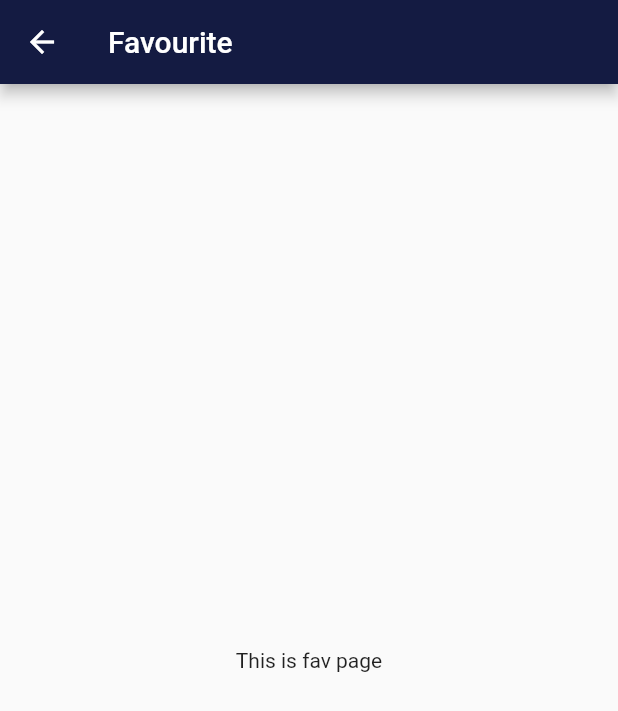
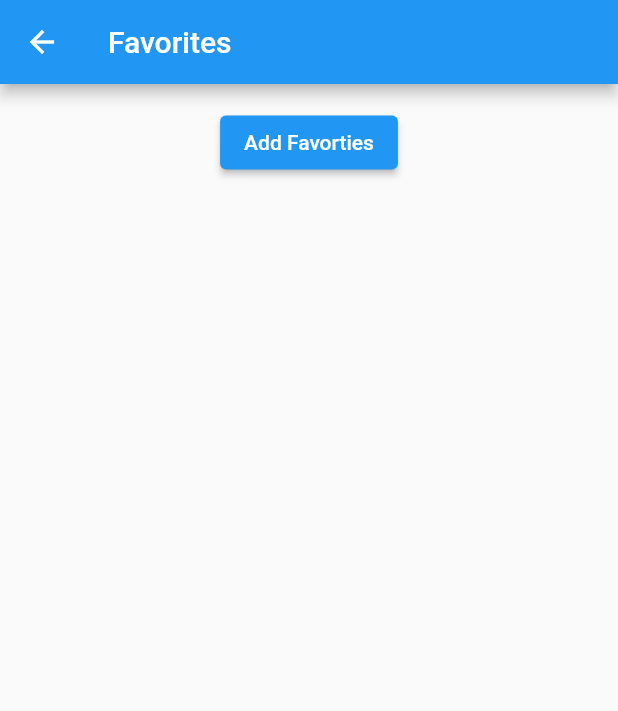
Before and after one commit to roydonauyr/CarparkCompanion, a Flutter app: the favouritePage screen opened directly, on a phone screen of 412 x 824 dp. Shown: the top 711 px of the screen. Run offline on Flutter 3.47's test engine with Material 2 defaults, Android fonts, the phone set to English and light mode, and no system bars; our stand-ins replace firebase_auth, firebase_core, firebase_database, flutter_countdown_timer, geolocator, google_maps_flutter and 1 more; missing offline and left inert: search_map_place_updated, simple_timer; accounts and stored records are empty.

Commit message:
FavPage
added in fav button on fav page but details is manually coded into code and favorites for now will be stored in same database as carparks in firebase

```diff
--- /dev/null
+++ b/lib/Database/Account.dart
@@ -0,0 +1,22 @@
+
+class Account{
+  static int userid = 3;
+  late bool login = false;
+
+
+Account(int id, bool log){
+userid = id;
+bool login = log;
+
+}
+
+static int getUserID(){
+  return userid;
+}
+
+void setUserID(int id){
+  userid = id;
+}
+
+
+}
--- /dev/null
+++ b/lib/Database/carpark.dart
@@ -0,0 +1,33 @@
+class Carpark {
+  // int id;
+  // String address;
+  String basement;
+  // int decks;
+  // int number;
+  String car_park_type;
+  // String free_parking;
+  // double height;
+  // bool night;
+  // String short_term;
+  String type_of_parking_system;
+//  double x_coord;
+//  double y_coord;
+
+  Carpark(
+      // this.id,
+      // this.address,
+      this.basement,
+      // this.decks,
+      // this.number,
+      this.car_park_type,
+      // this.free,
+      // this.height,
+      // this.night,
+      // this.short_term,
+      this.type_of_parking_system,
+      // this.x_coord,
+      // this.y_coord
+      );
+
+
+}
--- a/lib/main.dart
+++ b/lib/main.dart
@@ -39,7 +39,6 @@ class MyApp extends StatelessWidget {
     // );
   }
 }
-
 class carparkDetail{
   DatabaseReference ref = FirebaseDatabase.instance.ref("result/records/0/address");
 
--- a/lib/screens/Favourites.dart
+++ b/lib/screens/Favourites.dart
@@ -1,28 +1,167 @@
+import 'dart:async';
+//import 'package:flutter_application_2/Database/Favorites.dart';
+import 'package:firebase_database/firebase_database.dart';
+import 'package:firebase_database/ui/utils/stream_subscriber_mixin.dart';
 import 'package:flutter/material.dart';
+import 'package:flutter_application_2/Database/Account.dart';
 
 
 
+// class favouritePage extends StatefulWidget {
+//   const favouritePage({ Key? key }) : super(key: key);
 
+//   @override
+//   _favouritePageState createState() => _favouritePageState();
+// }
+
+// class _favouritePageState extends State<favouritePage> {
+//   @override
+//   Widget build(BuildContext context) {
+//     return Scaffold(
+//       appBar: new AppBar(
+//         title: new Text("Favourite"),
+//         backgroundColor: Color.fromARGB(255, 20, 27, 66),
+//       ),
+//       body: new Center(
+//         child: new Text("This is fav page"),
+//       ),
+
+//     );
+//   }
+// }
 
 class favouritePage extends StatefulWidget {
   const favouritePage({ Key? key }) : super(key: key);
 
   @override
-  _favouritePageState createState() => _favouritePageState();
+  _WriteFav createState() => _WriteFav();
 }
 
-class _favouritePageState extends State<favouritePage> {
+class _WriteFav extends State<favouritePage>{
+  final database = FirebaseDatabase.instance.reference();
+
   @override
-  Widget build(BuildContext context) {
+  Widget build(BuildContext context){
+    int user = Account.getUserID();
+    final userID = database.child('userID' + user.toString() + '/');
+
+
     return Scaffold(
-      appBar: new AppBar(
-        title: new Text("Favourite"),
-        backgroundColor: Color.fromARGB(255, 20, 27, 66),
+      appBar: AppBar(
+        title: Text('Favorites'),
       ),
-      body: new Center(
-        child: new Text("This is fav page"),
-      ),
+      body: Center(
+        child: Padding(
+          padding: const EdgeInsets.only(top: 15.0),
+          child: Column(
+            children: [
+              ElevatedButton(onPressed: () async {
+                try {
+                  await userID
+                  //need to change this part such that details entered is based on carpark selected
+                    .set({'Carpark Name': 'Carpark C',
+                'Car_park_type': 'Open space'});
+                print("Fav added");}
+                catch (e){
+                    print('Error in adding! $e');
+                }
 
+              },
+              child: Text('Add Favorties'))
+            ],
+          ),
+
+        )
+      )
     );
   }
+
 }
+
+// class ReadFavs extends StatefulWidget {
+//   const ReadFavs({ Key? key }) : super(key: key);
+
+//   @override
+//   _ReadFavs createState() => _ReadFavs();
+// }
+
+
+// class _ReadFavs extends State<ReadFavs>{
+//   String _displayText = 'Results go here';
+//   final _database = FirebaseDatabase.instance.reference();
+//   late StreamSubscription _favStream;
+
+//   @override
+//   void initState(){
+//     super.initState();
+//     _activateListeners();
+
+//     _database.child("userID").onValue;
+//   }
+
+//   void _performSingleFetch() {
+//       _database.child('dailySpecial').once().then((snapshot) {
+//         final data = new Map<String, dynamic>.from(snapshot.value);
+//         final favs = Favorites.fromRTDB (data);
+//         setState((){
+//           _displayText = favs.carparkName();
+//         });
+//       });
+//   }
+
+//   void _activateListeners(){
+//     _favStream =
+//       _database.child('userID').onValue.listen((event) {
+//     final data = new Map<String, dynamic>.from(event.snapshot.value);
+//     final favs = Favorites.fromRTDB(data);
+
+//     setState(() {
+//       _displayText = favs.fancyDescription();
+//     });
+//   });
+// }
+
+//   @override
+//   Widget build(BuildContext context){
+
+//     return Scaffold(
+//      appBar: AppBar(
+//        title: Text('Read Favs'),
+//      ),
+//      body: Center(
+//        child: Padding(
+//          padding: const EdgeInsets.only(top: 15.0),
+//          child: Column(children: [
+//            Text(
+//              _displayText,
+//              style: TextStyle(fontSize: 18.0, fontWeight: FontWeight.w600),
+//              textAlign: TextAlign.center,
+//              ),
+//              SizedBox(height: 50,),
+//              StreamBuilder(stream: _database.child('userID').orderByKey(),limitToLast(10)
+//              ,builder: (context, snapshot) {
+//                final tilesList= <ListTile>[];
+//                 if (snapshot.hasData) {
+//                   final my0rders = Map<String, dynamic>.froml
+//                       (snapshot.data! as Event).snapshot.value); // Map.from
+//                   my0rders. forEach((key, value) {
+//                 final nextOrder = Map<String, dynamic>.from(value) :
+//                 final orderTile = ListTile(
+//                       leading: Icon/(Icons. local_cafel,
+//                       title: Text (nextOrder['description']),
+//                       subtitle: Text (nextOrder['customer'])); // ListTile
+//                 tilesList.add(orderTile);
+//                 });
+//              }
+//              return Expanded(
+//                child: ListView(
+//                  childen: titlesList,
+//                ),
+//              );
+
+//          ],)
+//        )
+//      ),
+//     )
+//   }
+// }
--- a/pubspec.yaml
+++ b/pubspec.yaml
@@ -32,7 +32,7 @@ dependencies:
   firebase_database: ^9.0.6
   firebase_core: ^1.12.0
   firebase_auth: ^3.3.7
-
+  http: ^0.13.4
 
   # The following adds the Cupertino Icons font to your application.
   # Use with the CupertinoIcons class for iOS style icons.
```
Also changed, not shown: lib/blocs/application_bloc.dart (deleted, +0 -20 lines), lib/firebase_options.dart, pubspec.lock, 1 other file.
